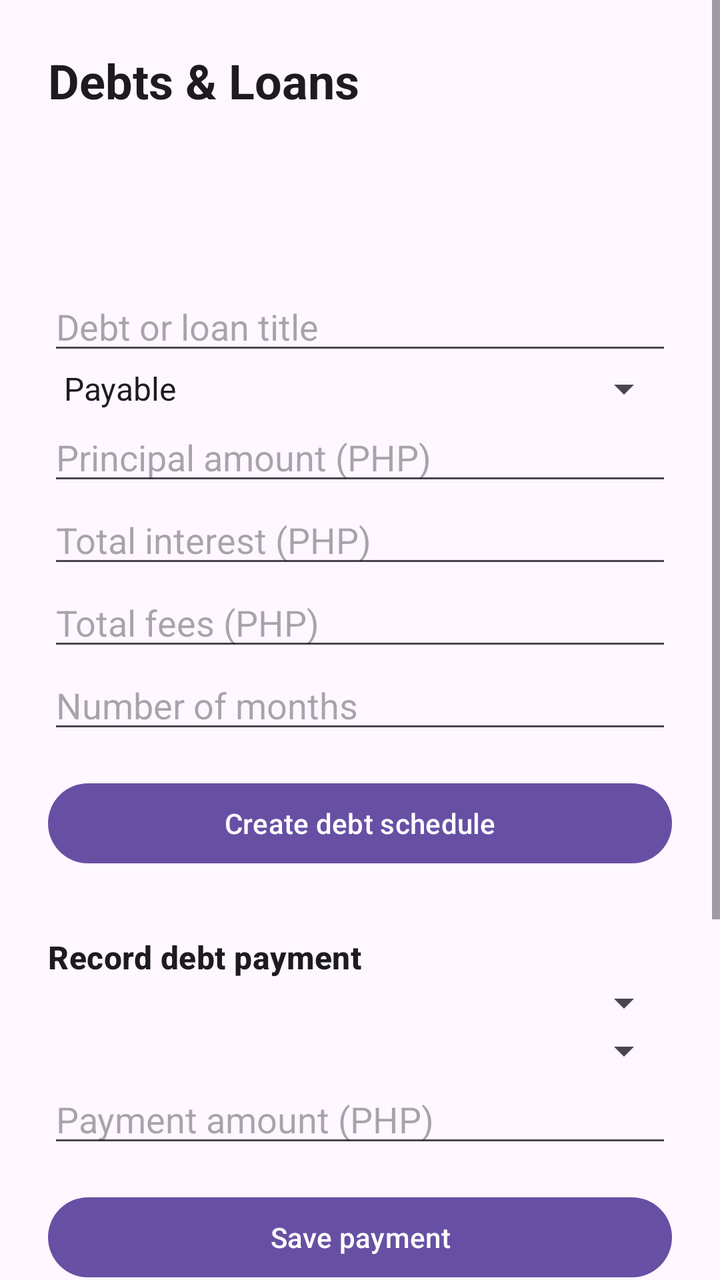
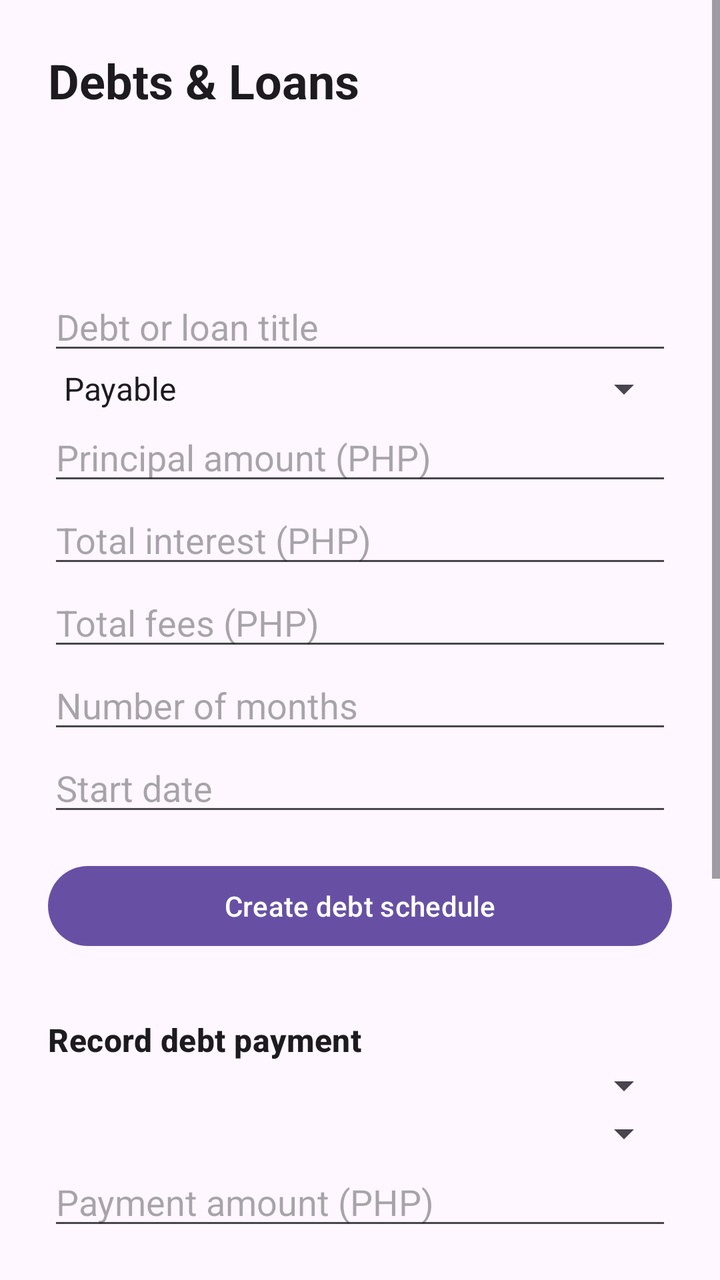

An Android layout rendered at two revisions. The XML below is the earlier revision; the diff shows what the commit changed to produce the second picture.
<!-- AndroidManifest.xml: application theme AppTheme -->
<!-- res/layout/fragment_debt.xml -->
<?xml version="1.0" encoding="utf-8"?>

<ScrollView xmlns:android="http://schemas.android.com/apk/res/android"
    android:layout_width="match_parent"
    android:layout_height="match_parent">

    <LinearLayout
        android:layout_width="match_parent"
        android:layout_height="wrap_content"
        android:orientation="vertical"
        android:padding="24dp">

        <TextView
            android:layout_width="match_parent"
            android:layout_height="wrap_content"
            android:text="Debts &amp; Loans"
            android:textAppearance="?attr/textAppearanceHeadlineSmall"
            android:textStyle="bold" />

        <TextView
            android:id="@+id/debt_status"
            android:layout_width="match_parent"
            android:layout_height="wrap_content"
            android:layout_marginTop="12dp" />

        <TextView
            android:id="@+id/debt_list"
            android:layout_width="match_parent"
            android:layout_height="wrap_content"
            android:layout_marginTop="12dp"
            android:textSize="16sp" />

        <EditText
            android:id="@+id/debt_title_input"
            android:layout_width="match_parent"
            android:layout_height="wrap_content"
            android:layout_marginTop="20dp"
            android:hint="@string/debt_title"
            android:inputType="textCapSentences" />

        <Spinner
            android:id="@+id/debt_direction_spinner"
            android:layout_width="match_parent"
            android:layout_height="wrap_content"
            android:entries="@array/debt_directions" />

        <EditText
            android:id="@+id/debt_principal_input"
            android:layout_width="match_parent"
            android:layout_height="wrap_content"
            android:hint="@string/debt_principal"
            android:inputType="numberDecimal" />

        <EditText
            android:id="@+id/debt_interest_input"
            android:layout_width="match_parent"
            android:layout_height="wrap_content"
            android:hint="@string/debt_interest"
            android:inputType="numberDecimal" />

        <EditText
            android:id="@+id/debt_fee_input"
            android:layout_width="match_parent"
            android:layout_height="wrap_content"
            android:hint="@string/debt_fee"
            android:inputType="numberDecimal" />

        <EditText
            android:id="@+id/debt_months_input"
            android:layout_width="match_parent"
            android:layout_height="wrap_content"
            android:hint="@string/debt_months"
            android:inputType="number" />

        <Button
            android:id="@+id/create_debt_button"
            android:layout_width="match_parent"
            android:layout_height="wrap_content"
            android:layout_marginTop="16dp"
            android:text="@string/create_debt" />

        <TextView
            android:layout_width="match_parent"
            android:layout_height="wrap_content"
            android:layout_marginTop="32dp"
            android:text="@string/make_payment"
            android:textAppearance="?attr/textAppearanceTitleMedium"
            android:textStyle="bold" />

        <Spinner
            android:id="@+id/payment_debt_spinner"
            android:layout_width="match_parent"
            android:layout_height="wrap_content" />

        <Spinner
            android:id="@+id/payment_account_spinner"
            android:layout_width="match_parent"
            android:layout_height="wrap_content" />

        <EditText
            android:id="@+id/payment_amount_input"
            android:layout_width="match_parent"
            android:layout_height="wrap_content"
            android:hint="@string/payment_amount"
            android:inputType="numberDecimal" />

        <Button
            android:id="@+id/create_payment_button"
            android:layout_width="match_parent"
            android:layout_height="wrap_content"
            android:layout_marginTop="16dp"
            android:text="@string/save_payment" />

            <Button
                android:id="@+id/post_receipt_button"
                android:layout_width="match_parent"
                android:layout_height="wrap_content"
                android:layout_marginTop="12dp"
                android:text="@string/post_debt_receipt" />

        <TextView
            android:layout_width="match_parent"
            android:layout_height="wrap_content"
            android:layout_marginTop="32dp"
            android:text="@string/payment_history"
            android:textAppearance="?attr/textAppearanceTitleMedium"
            android:textStyle="bold" />

        <TextView
            android:id="@+id/payment_history"
            android:layout_width="match_parent"
            android:layout_height="wrap_content"
            android:layout_marginTop="8dp" />

        <Spinner
            android:id="@+id/payment_history_spinner"
            android:layout_width="match_parent"
            android:layout_height="wrap_content" />

        <Button
            android:id="@+id/reverse_payment_button"
            android:layout_width="match_parent"
            android:layout_height="wrap_content"
            android:layout_marginTop="12dp"
            android:text="@string/reverse_payment" />

    </LinearLayout>
</ScrollView>
<!-- resources referenced by this layout -->
<resources>
  <string-array name="debt_directions">
          <item>Payable</item>
          <item>Receivable</item>
      </string-array>
  <string name="create_debt">Create debt schedule</string>
  <string name="debt_fee">Total fees (PHP)</string>
  <string name="debt_interest">Total interest (PHP)</string>
  <string name="debt_months">Number of months</string>
  <string name="debt_principal">Principal amount (PHP)</string>
  <string name="debt_title">Debt or loan title</string>
  <string name="make_payment">Record debt payment</string>
  <string name="payment_amount">Payment amount (PHP)</string>
  <string name="payment_history">Payment history</string>
  <string name="post_debt_receipt">Post loan/debt receipt</string>
  <string name="reverse_payment">Reverse selected payment</string>
  <string name="save_payment">Save payment</string>
  <style name="AppTheme" parent="Base.AppTheme" />
  <style name="Base.AppTheme" parent="Theme.Material3.DayNight.NoActionBar">
      
      
    </style>
</resources>

<!-- the commit's change to res/layout/fragment_debt.xml (unified diff, before → after) -->
@@ -71,6 +71,15 @@
             android:layout_height="wrap_content"
             android:hint="@string/debt_months"
             android:inputType="number" />
+
+        <EditText
+            android:id="@+id/debt_start_date_input"
+            android:layout_width="match_parent"
+            android:layout_height="wrap_content"
+            android:hint="@string/debt_start_date"
+            android:focusable="false"
+            android:clickable="true"
+            android:inputType="none" />
 
         <Button
             android:id="@+id/create_debt_button"
<!-- resource entries referenced after the edit -->
@@ -9,6 +9,7 @@
   <string name="debt_interest">Total interest (PHP)</string>
   <string name="debt_months">Number of months</string>
   <string name="debt_principal">Principal amount (PHP)</string>
+  <string name="debt_start_date">Start date</string>
   <string name="debt_title">Debt or loan title</string>
   <string name="make_payment">Record debt payment</string>
   <string name="payment_amount">Payment amount (PHP)</string>
